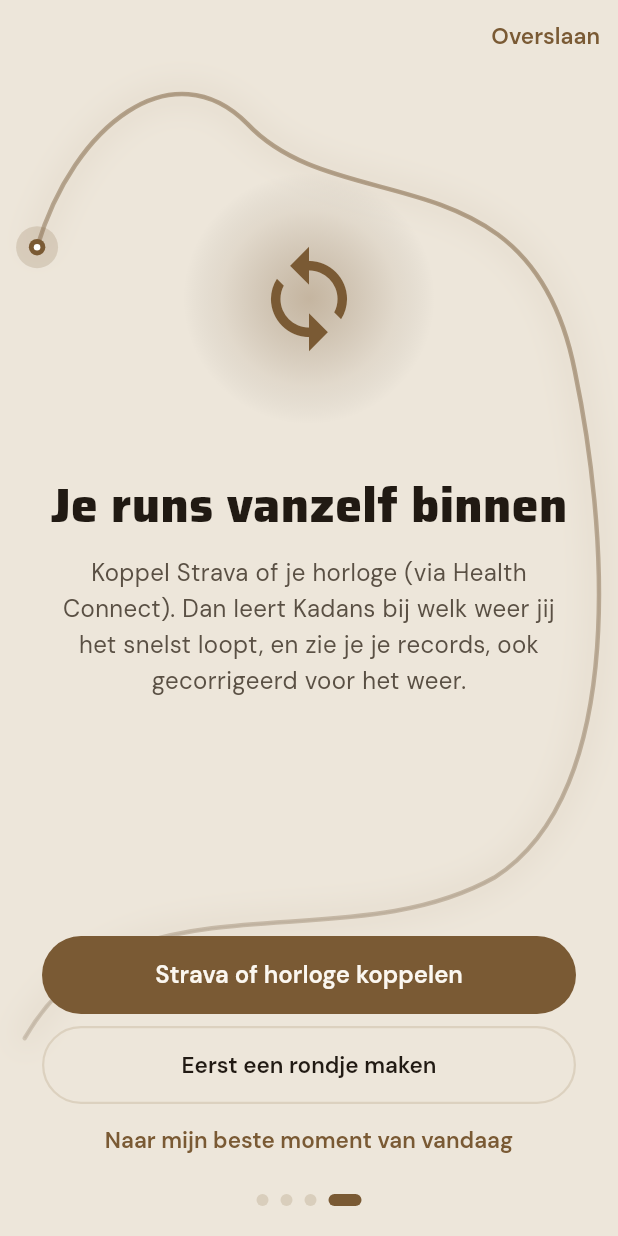
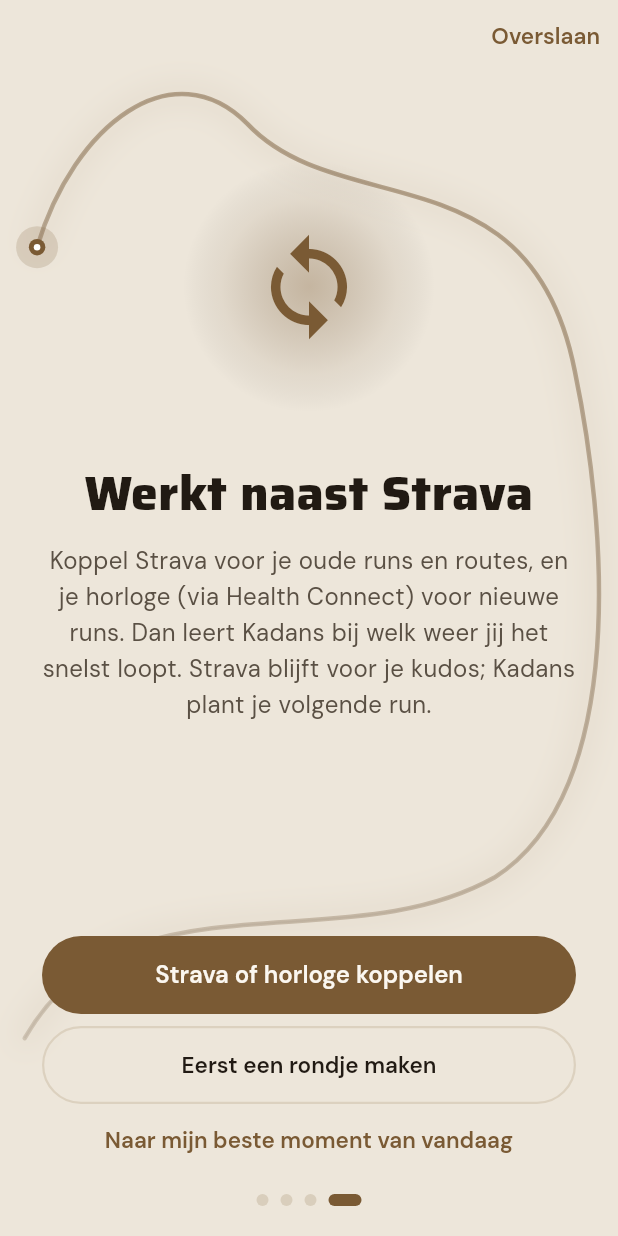
Before and after one commit to Semdenhartog/Kandans, a Flutter app: the OnboardingScreen screen opened directly, swiped to page 4, on a phone screen of 412 x 824 dp. Run offline on Flutter 3.47's test engine with Material 3 defaults, Android fonts, the phone set to English and light mode, and no system bars; our stand-ins replace audioplayers, battery_plus, file_picker, flutter_local_notifications, flutter_map, flutter_riverpod and 14 more; missing offline and left inert: android_intent_plus, flutter_reactive_ble, health, home_widget, purchases_flutter, quick_actions and 1 more; accounts and stored records are empty.

Commit message:
Play Store-tekst en rondleiding: Kadans naast Strava, het beste moment voorop
Co-Authored-By: Claude Opus 5.5 <noreply@anthropic.com>
Claude-Session: https://claude.ai/code/session_01MLXfUJVt1jKLbSqk7u49hE

```diff
--- a/lib/features/onboarding/onboarding_screen.dart
+++ b/lib/features/onboarding/onboarding_screen.dart
@@ -88,8 +88,8 @@ class _OnboardingScreenState extends State<OnboardingScreen> {
       _Page(
         icon: Icons.wb_sunny_outlined,
         title: 'Loop op het beste moment',
-        text: 'Kadans kijkt naar het weer, de wind op je route en de buien van het komende uur. '
-            'Je ziet tot op 5 minuten wanneer je het best kunt gaan, welke kant je op moet en wat je aantrekt.',
+        text: 'Strava laat zien wat je gelopen hebt. Kadans zegt wanneer je het best kunt gaan: '
+            'op het weer, de wind op jouw route en de buien van het komende uur. En welke kant je op moet en wat je aantrekt.',
         children: [
           FilledButton(onPressed: _next, child: const Text('Verder')),
         ],
@@ -151,9 +151,9 @@ class _OnboardingScreenState extends State<OnboardingScreen> {
       ),
       _Page(
         icon: Icons.sync,
-        title: 'Je runs vanzelf binnen',
-        text: 'Koppel Strava of je horloge (via Health Connect). Dan leert Kadans bij welk weer jij het snelst loopt, '
-            'en zie je je records, ook gecorrigeerd voor het weer.',
+        title: 'Werkt naast Strava',
+        text: 'Koppel Strava voor je oude runs en routes, en je horloge (via Health Connect) voor nieuwe runs. '
+            'Dan leert Kadans bij welk weer jij het snelst loopt. Strava blijft voor je kudos; Kadans plant je volgende run.',
         children: [
           FilledButton(
             onPressed: () => Navigator.pop(context, OnboardingNext.connect),
```
Also changed, not shown: 1 other file.
